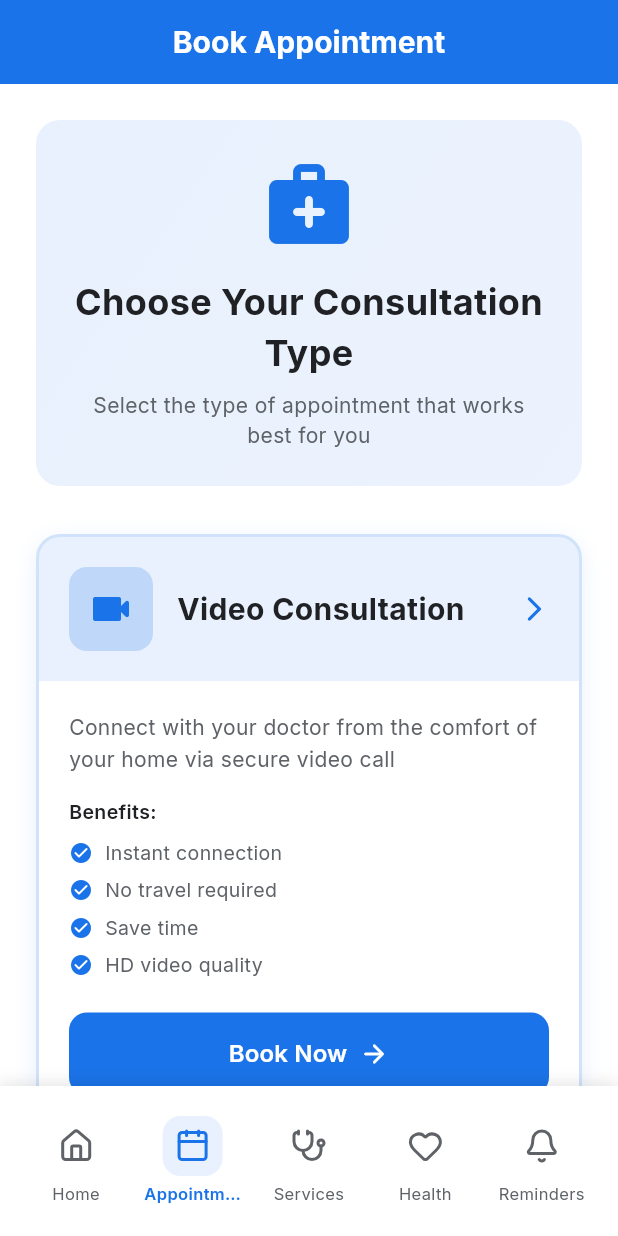
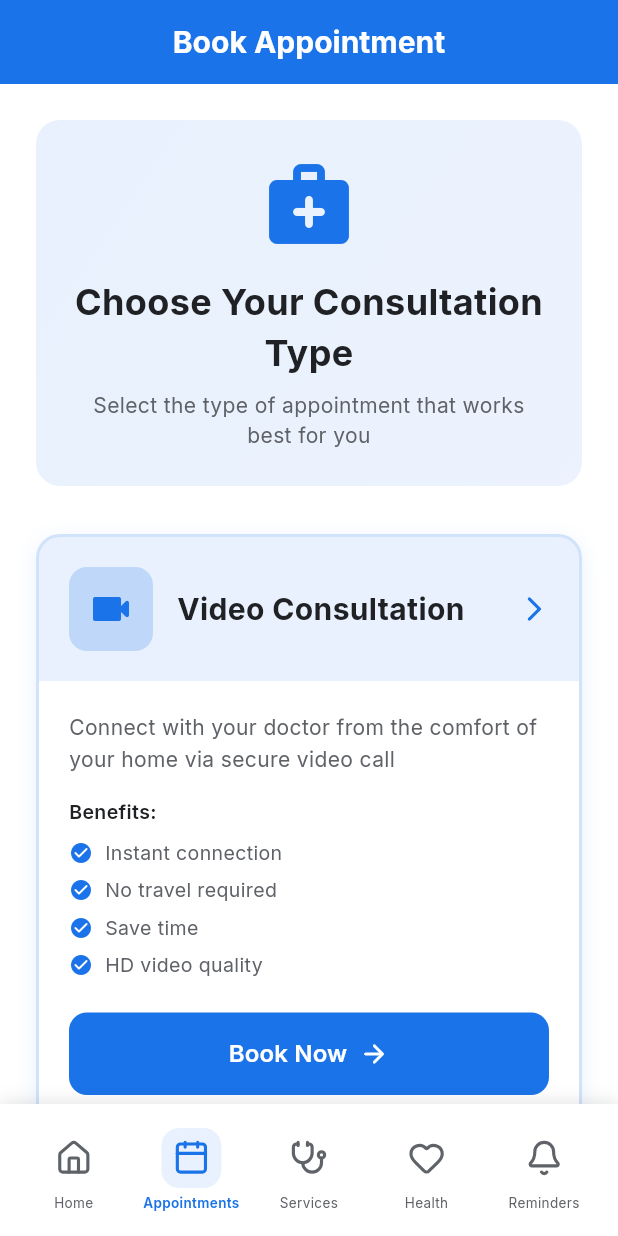
Before and after one commit to Kingmaker-RK/Medicus1, a Flutter app: the AppointmentsScreen screen opened by its route, on a phone screen of 412 x 824 dp. Run offline on Flutter 3.47's test engine with Material 3 defaults, Android fonts, the phone set to English and light mode, and no system bars; our stand-ins replace dio, firebase_auth, firebase_core, flutter_tts, go_router, google_fonts and 8 more; missing offline and left inert: deepl_dart; accounts and stored records are empty.

Commit message:
Final commit - ensure all changes are saved
- Generated with [Teta](https://teta.so) using [Claude Code](https://claude.com/claude-code)

Co-Authored-By: Teta <noreply@teta.so> using Claude <noreply@anthropic.com>

```diff
--- a/lib/widgets/app_bottom_navigation_bar.dart
+++ b/lib/widgets/app_bottom_navigation_bar.dart
@@ -25,7 +25,7 @@ class AppBottomNavigationBar extends StatelessWidget {
       ),
       child: SafeArea(
         child: Padding(
-          padding: const EdgeInsets.symmetric(horizontal: 12, vertical: 12),
+          padding: const EdgeInsets.symmetric(horizontal: 10, vertical: 8),
           child: Row(
             mainAxisAlignment: MainAxisAlignment.spaceEvenly,
             children: [
@@ -108,17 +108,17 @@ class AppBottomNavigationBar extends StatelessWidget {
                   color: isSelected
                       ? AppColors.primary
                       : AppColors.textSecondary,
-                  size: 24,
+                  size: 25,
                 ),
               ),
-              const SizedBox(height: 4),
+              const SizedBox(height: 3),
               Text(
                 label,
                 textAlign: TextAlign.center,
                 maxLines: 1,
                 overflow: TextOverflow.ellipsis,
                 style: TextStyle(
-                  fontSize: 11,
+                  fontSize: 9,
                   fontWeight: isSelected ? FontWeight.w600 : FontWeight.normal,
                   color: isSelected
                       ? AppColors.primary
```
